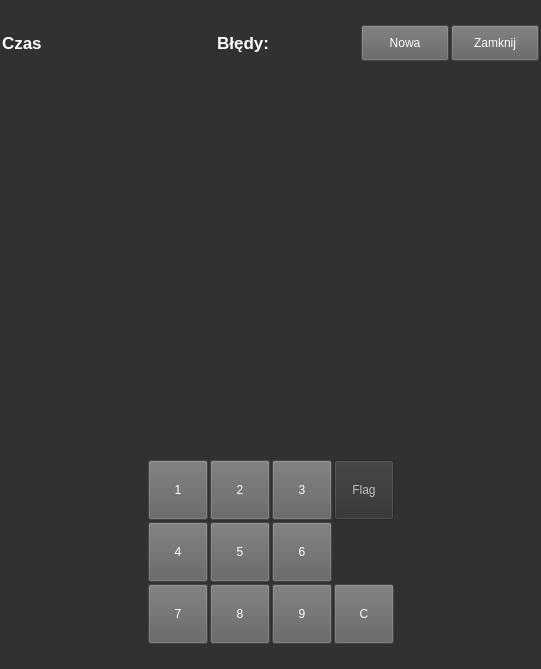
The window that src/mainwindow.ui (Kriskus/S_old) describes before a commit, drawn with Qt 5.
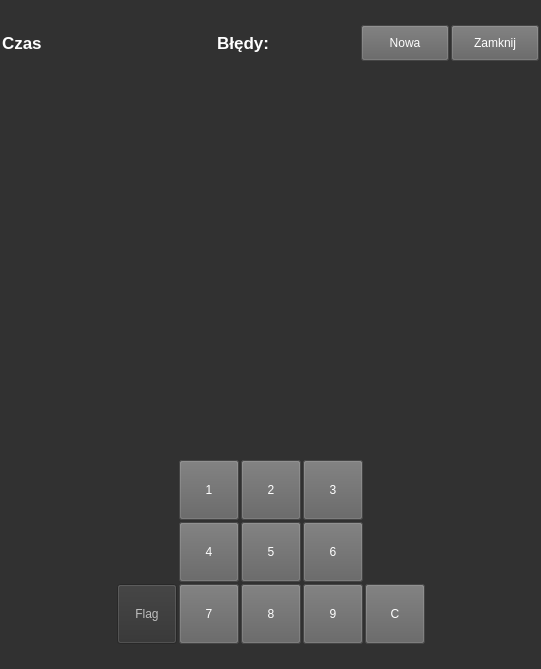
The same window after the commit.

```diff
--- a/src/mainwindow.ui
+++ b/src/mainwindow.ui
@@ -157,8 +157,8 @@
       <property name="spacing">
        <number>2</number>
       </property>
-      <item row="1" column="1">
-       <widget class="QPushButton" name="pushButton_4">
+      <item row="1" column="4">
+       <widget class="QPushButton" name="pushButton_6">
         <property name="minimumSize">
          <size>
           <width>60</width>
@@ -176,12 +176,81 @@
 color: rgb(255, 255, 255);</string>
         </property>
         <property name="text">
-         <string>4</string>
+         <string>6</string>
         </property>
        </widget>
       </item>
-      <item row="1" column="0">
-       <spacer name="horizontalSpacer">
+      <item row="2" column="5">
+       <widget class="QPushButton" name="pushButton_C">
+        <property name="minimumSize">
+         <size>
+          <width>60</width>
+          <height>60</height>
+         </size>
+        </property>
+        <property name="maximumSize">
+         <size>
+          <width>60</width>
+          <height>60</height>
+         </size>
+        </property>
+        <property name="styleSheet">
+         <string notr="true">background-color: rgb(97, 97, 97);
+color: rgb(255, 255, 255);</string>
+        </property>
+        <property name="text">
+         <string>C</string>
+        </property>
+       </widget>
+      </item>
+      <item row="0" column="3">
+       <widget class="QPushButton" name="pushButton_2">
+        <property name="minimumSize">
+         <size>
+          <width>60</width>
+          <height>60</height>
+         </size>
+        </property>
+        <property name="maximumSize">
+         <size>
+          <width>60</width>
+          <height>60</height>
+         </size>
+        </property>
+        <property name="styleSheet">
+         <string notr="true">background-color: rgb(97, 97, 97);
+color: rgb(255, 255, 255);</string>
+        </property>
+        <property name="text">
+         <string>2</string>
+        </property>
+       </widget>
+      </item>
+      <item row="1" column="3">
+       <widget class="QPushButton" name="pushButton_5">
+        <property name="minimumSize">
+         <size>
+          <width>60</width>
+          <height>60</height>
+         </size>
+        </property>
+        <property name="maximumSize">
+         <size>
+          <width>60</width>
+          <height>60</height>
+         </size>
+        </property>
+        <property name="styleSheet">
+         <string notr="true">background-color: rgb(97, 97, 97);
+color: rgb(255, 255, 255);</string>
+        </property>
+        <property name="text">
+         <string>5</string>
+        </property>
+       </widget>
+      </item>
+      <item row="0" column="6">
+       <spacer name="horizontalSpacer_2">
         <property name="orientation">
          <enum>Qt::Horizontal</enum>
         </property>
@@ -193,7 +262,30 @@
         </property>
        </spacer>
       </item>
-      <item row="0" column="1">
+      <item row="0" column="4">
+       <widget class="QPushButton" name="pushButton_3">
+        <property name="minimumSize">
+         <size>
+          <width>60</width>
+          <height>60</height>
+         </size>
+        </property>
+        <property name="maximumSize">
+         <size>
+          <width>60</width>
+          <height>60</height>
+         </size>
+        </property>
+        <property name="styleSheet">
+         <string notr="true">background-color: rgb(97, 97, 97);
+color: rgb(255, 255, 255);</string>
+        </property>
+        <property name="text">
+         <string>3</string>
+        </property>
+       </widget>
+      </item>
+      <item row="0" column="2">
        <widget class="QPushButton" name="pushButton_1">
         <property name="minimumSize">
          <size>
@@ -216,7 +308,7 @@
         </property>
        </widget>
       </item>
-      <item row="2" column="2">
+      <item row="2" column="3">
        <widget class="QPushButton" name="pushButton_8">
         <property name="minimumSize">
          <size>
@@ -239,7 +331,43 @@
         </property>
        </widget>
       </item>
-      <item row="2" column="3">
+      <item row="1" column="0">
+       <spacer name="horizontalSpacer">
+        <property name="orientation">
+         <enum>Qt::Horizontal</enum>
+        </property>
+        <property name="sizeHint" stdset="0">
+         <size>
+          <width>40</width>
+          <height>20</height>
+         </size>
+        </property>
+       </spacer>
+      </item>
+      <item row="2" column="2">
+       <widget class="QPushButton" name="pushButton_7">
+        <property name="minimumSize">
+         <size>
+          <width>60</width>
+          <height>60</height>
+         </size>
+        </property>
+        <property name="maximumSize">
+         <size>
+          <width>60</width>
+          <height>60</height>
+         </size>
+        </property>
+        <property name="styleSheet">
+         <string notr="true">background-color: rgb(97, 97, 97);
+color: rgb(255, 255, 255);</string>
+        </property>
+        <property name="text">
+         <string>7</string>
+        </property>
+       </widget>
+      </item>
+      <item row="2" column="4">
        <widget class="QPushButton" name="pushButton_9">
         <property name="minimumSize">
          <size>
@@ -262,8 +390,8 @@
         </property>
        </widget>
       </item>
-      <item row="0" column="2">
-       <widget class="QPushButton" name="pushButton_2">
+      <item row="1" column="2">
+       <widget class="QPushButton" name="pushButton_4">
         <property name="minimumSize">
          <size>
           <width>60</width>
@@ -281,11 +409,11 @@
 color: rgb(255, 255, 255);</string>
         </property>
         <property name="text">
-         <string>2</string>
+         <string>4</string>
         </property>
        </widget>
       </item>
-      <item row="0" column="4">
+      <item row="2" column="1">
        <widget class="QPushButton" name="pushButton_Flag">
         <property name="enabled">
          <bool>false</bool>
@@ -307,134 +435,6 @@
         </property>
        </widget>
       </item>
-      <item row="1" column="2">
-       <widget class="QPushButton" name="pushButton_5">
-        <property name="minimumSize">
-         <size>
-          <width>60</width>
-          <height>60</height>
-         </size>
-        </property>
-        <property name="maximumSize">
-         <size>
-          <width>60</width>
-          <height>60</height>
-         </size>
-        </property>
-        <property name="styleSheet">
-         <string notr="true">background-color: rgb(97, 97, 97);
-color: rgb(255, 255, 255);</string>
-        </property>
-        <property name="text">
-         <string>5</string>
-        </property>
-       </widget>
-      </item>
-      <item row="2" column="4">
-       <widget class="QPushButton" name="pushButton_C">
-        <property name="minimumSize">
-         <size>
-          <width>60</width>
-          <height>60</height>
-         </size>
-        </property>
-        <property name="maximumSize">
-         <size>
-          <width>60</width>
-          <height>60</height>
-         </size>
-        </property>
-        <property name="styleSheet">
-         <string notr="true">background-color: rgb(97, 97, 97);
-color: rgb(255, 255, 255);</string>
-        </property>
-        <property name="text">
-         <string>C</string>
-        </property>
-       </widget>
-      </item>
-      <item row="2" column="1">
-       <widget class="QPushButton" name="pushButton_7">
-        <property name="minimumSize">
-         <size>
-          <width>60</width>
-          <height>60</height>
-         </size>
-        </property>
-        <property name="maximumSize">
-         <size>
-          <width>60</width>
-          <height>60</height>
-         </size>
-        </property>
-        <property name="styleSheet">
-         <string notr="true">background-color: rgb(97, 97, 97);
-color: rgb(255, 255, 255);</string>
-        </property>
-        <property name="text">
-         <string>7</string>
-        </property>
-       </widget>
-      </item>
-      <item row="0" column="3">
-       <widget class="QPushButton" name="pushButton_3">
-        <property name="minimumSize">
-         <size>
-          <width>60</width>
-          <height>60</height>
-         </size>
-        </property>
-        <property name="maximumSize">
-         <size>
-          <width>60</width>
-          <height>60</height>
-         </size>
-        </property>
-        <property name="styleSheet">
-         <string notr="true">background-color: rgb(97, 97, 97);
-color: rgb(255, 255, 255);</string>
-        </property>
-        <property name="text">
-         <string>3</string>
-        </property>
-       </widget>
-      </item>
-      <item row="1" column="3">
-       <widget class="QPushButton" name="pushButton_6">
-        <property name="minimumSize">
-         <size>
-          <width>60</width>
-          <height>60</height>
-         </size>
-        </property>
-        <property name="maximumSize">
-         <size>
-          <width>60</width>
-          <height>60</height>
-         </size>
-        </property>
-        <property name="styleSheet">
-         <string notr="true">background-color: rgb(97, 97, 97);
-color: rgb(255, 255, 255);</string>
-        </property>
-        <property name="text">
-         <string>6</string>
-        </property>
-       </widget>
-      </item>
-      <item row="0" column="5">
-       <spacer name="horizontalSpacer_2">
-        <property name="orientation">
-         <enum>Qt::Horizontal</enum>
-        </property>
-        <property name="sizeHint" stdset="0">
-         <size>
-          <width>40</width>
-          <height>20</height>
-         </size>
-        </property>
-       </spacer>
-      </item>
      </layout>
     </item>
    </layout>
```
